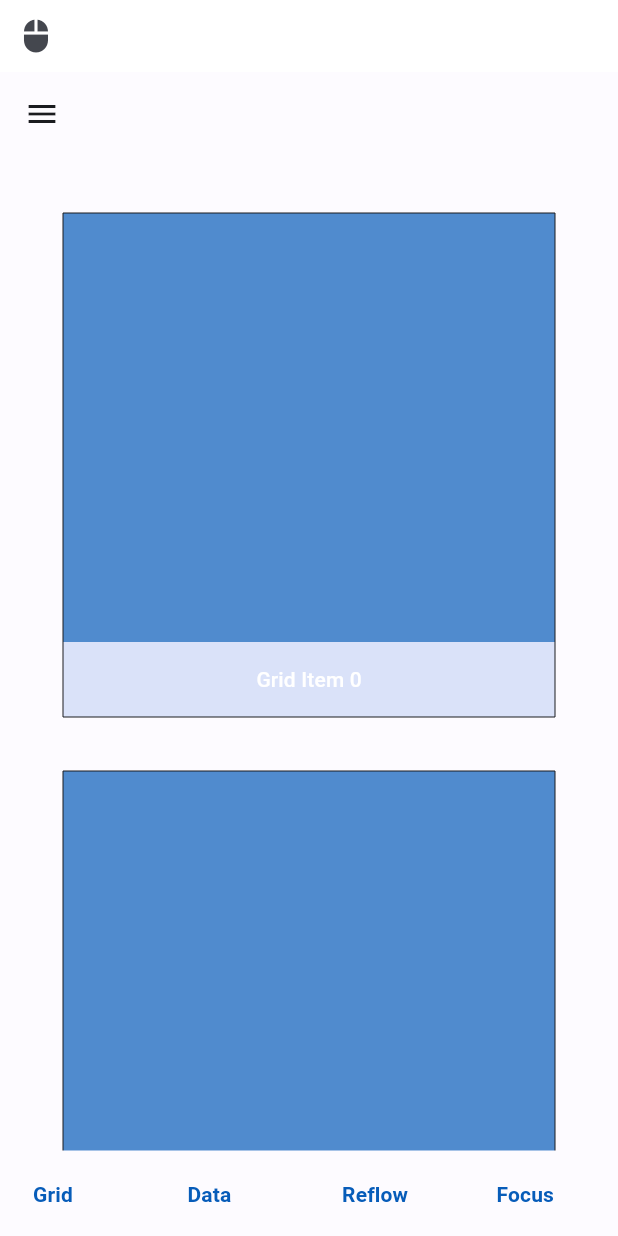
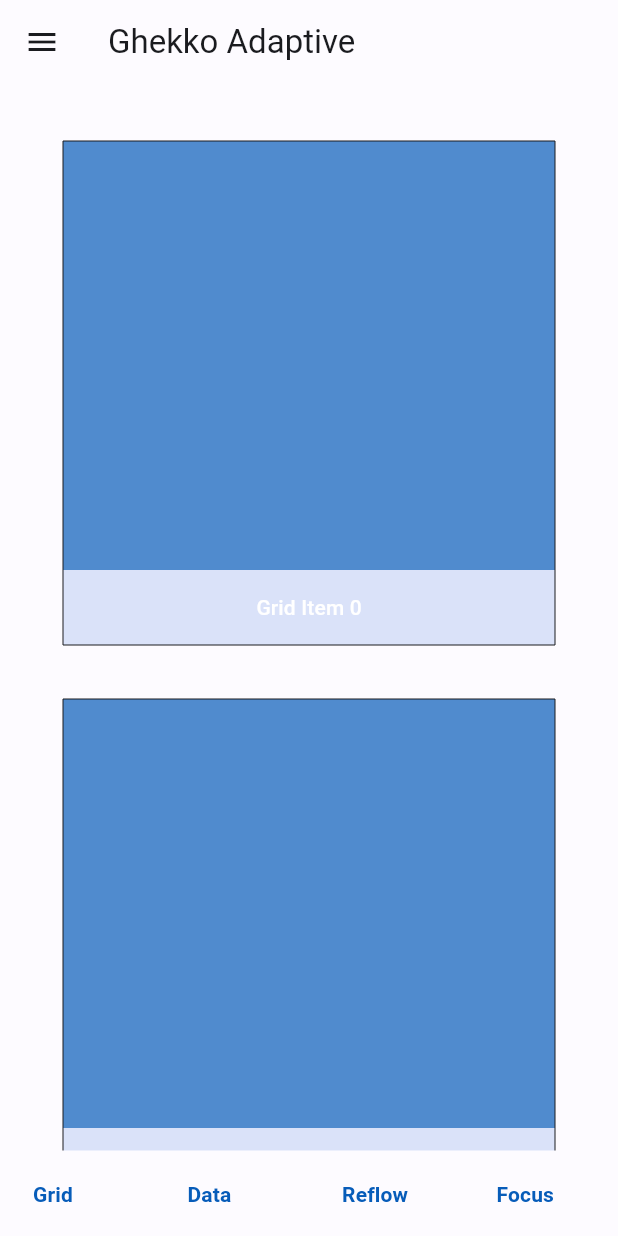
Before and after one commit to GhekkoNL/nl.ghekko.adaptive, a Flutter app: the screen it shows after launch, on a phone screen of 412 x 824 dp. Run offline on Flutter 3.47's test engine with Material 3 defaults, Android fonts, the phone set to English and light mode, and no system bars; our stand-ins replace universal_platform; missing offline and left inert: flextras.

Commit message:
Theme / Design Update

```diff
--- a/lib/app.dart
+++ b/lib/app.dart
@@ -7,6 +7,7 @@ import 'package:flutter/material.dart';
 import 'package:flutter/services.dart';
 import 'package:provider/provider.dart';
 import 'global/device_size.dart';
+import 'global/device_type.dart';
 import 'global/styling.dart';
 import 'global/targeted_actions.dart';
 import 'model/app_model.dart';
@@ -18,9 +19,7 @@ List<Widget> getMainMenuChildren(BuildContext context) {
   int index = context.select((AppModel m) => m.selectedIndex);
   return [
     SelectedPageButton(
-        onPressed: () => changePage(0),
-        label: "Grid",
-        isSelected: index == 0),
+        onPressed: () => changePage(0), label: "Grid", isSelected: index == 0),
     SelectedPageButton(
         onPressed: () => changePage(1),
         label: "Data Table",
@@ -30,15 +29,14 @@ List<Widget> getMainMenuChildren(BuildContext context) {
         label: "Reflow",
         isSelected: index == 2),
     SelectedPageButton(
-        onPressed: () => changePage(3),
-        label: "Focus",
-        isSelected: index == 3),
+        onPressed: () => changePage(3), label: "Focus", isSelected: index == 3),
   ];
 }
 
 // Uses a tab navigation + drawer,  or a side-menu that combines both
 class App extends StatefulWidget {
-  const App({super.key});
+  const App({super.key, required this.title});
+  final String title;
 
   @override
   State createState() => AppState();
@@ -50,6 +48,7 @@ class AppState extends State<App> {
   @override
   Widget build(BuildContext context) {
     bool useTabs = MediaQuery.of(context).size.width < FormFactor.tablet;
+    bool isMobile = DeviceType.isAndroid || DeviceType.isIOS;
     return TargetedActionScope(
       shortcuts: <LogicalKeySet, Intent>{
         LogicalKeySet(LogicalKeyboardKey.keyA, LogicalKeyboardKey.control):
@@ -69,11 +68,20 @@ class AppState extends State<App> {
                   child: Scaffold(
                     backgroundColor: Theme.of(context).scaffoldBackgroundColor,
                     key: _scaffoldKey,
-                    drawer: useTabs
-                        ? const SideMenu(showPageButtons: false)
-                        : null,
+                    drawer:
+                        useTabs ? const SideMenu(showPageButtons: false) : null,
                     appBar: useTabs
-                        ? AppBar(backgroundColor: Theme.of(context).scaffoldBackgroundColor)
+                        ? AppBar(
+                            backgroundColor:
+                                Theme.of(context).scaffoldBackgroundColor,
+                            title:
+                                LayoutBuilder(builder: (context, constraints) {
+                              if (isMobile) {
+                                return const Text('Ghekko Adaptive');
+                              } else {
+                                return const SizedBox();
+                              }
+                            }))
                         : null,
                     body: Stack(children: [
                       // Vertical layout with Tab controller and drawer
@@ -149,7 +157,9 @@ class SideMenu extends StatelessWidget {
           Align(
               alignment: Alignment.centerRight,
               child: Container(
-                  width: 1, height: double.infinity, color: Theme.of(context).scaffoldBackgroundColor)),
+                  width: 1,
+                  height: double.infinity,
+                  color: Theme.of(context).scaffoldBackgroundColor)),
         ],
       ),
     );
@@ -168,11 +178,12 @@ class TabMenu extends StatelessWidget {
     return Column(
       children: [
         // Top Divider
-        Container(width: double.infinity, height: 1, color: Theme.of(context).scaffoldBackgroundColor),
+        Container(
+            width: double.infinity,
+            height: 1,
+            color: Theme.of(context).scaffoldBackgroundColor),
         // Tab buttons
-        Row(
-            children: tabButtons
-        ),
+        Row(children: tabButtons),
       ],
     );
   }
--- a/lib/global/device_size.dart
+++ b/lib/global/device_size.dart
@@ -4,8 +4,8 @@ enum ScreenType { handset, tablet, desktop, watch }
 
 class FormFactor {
   static double desktop = 900;
-  static double tablet = 600;
-  static double handset = 300;
+  static double tablet = 750;
+  static double handset = 500;
 }
 
 ScreenType getFormFactor(BuildContext context) {
@@ -20,7 +20,7 @@ enum ScreenSize { small, normal, large, extraLarge }
 ScreenSize getSize(BuildContext context) {
   double deviceWidth = MediaQuery.of(context).size.shortestSide;
   if (deviceWidth > 900) return ScreenSize.extraLarge;
-  if (deviceWidth > 600) return ScreenSize.large;
-  if (deviceWidth > 300) return ScreenSize.normal;
+  if (deviceWidth > 750) return ScreenSize.large;
+  if (deviceWidth > 500) return ScreenSize.normal;
   return ScreenSize.small;
 }
--- a/lib/main.dart
+++ b/lib/main.dart
@@ -31,7 +31,7 @@ class AppScaffold extends StatelessWidget {
                 visualDensity: density,
                 useMaterial3: true,
                 colorScheme: darkColorScheme),
-            home: const App(),
+            home: const App(title: 'Ghekko Adaptive'),
           );
         },
       ),
--- a/lib/widgets/app_title_bar.dart
+++ b/lib/widgets/app_title_bar.dart
@@ -10,26 +10,37 @@ class AppTitleBar extends StatelessWidget {
   @override
   Widget build(BuildContext context) {
     bool isLinuxOrWindows = DeviceType.isWindows || DeviceType.isLinux;
+    bool isMobile = DeviceType.isAndroid || DeviceType.isIOS;
     bool enableTouch = context.select((AppModel m) => m.touchMode);
     bool useSmallHeader = MediaQuery.of(context).size.width < 600;
     bool hideTitle = MediaQuery.of(context).size.width < 400;
     TextStyle style = useSmallHeader ? TextStyles.h2 : TextStyles.h1;
     return Material(
-      child: Stack(
+      child: LayoutBuilder(builder: (context, constraints) {
+        /// Android & Web
+        if (isMobile) {
+          return const SizedBox();
+        } else {
+          return Stack(
             children: [
               // Sets background and height for title bar
-          Positioned.fill(child: Container(color: Theme.of(context).colorScheme.onPrimary)),
+              Positioned.fill(
+                  child: Container(
+                      color: Theme.of(context).colorScheme.onPrimary)),
 
               // App Logo or Title
               if (hideTitle == false)
                 Positioned.fill(
                   child: Center(
-                child: Text('Adaptive',
-                    style: style.copyWith(color: Colors.white)),
+                    child: Text('Ghekko Adaptive',
+                        style: style.copyWith(
+                            color: Theme.of(context).colorScheme.primary)),
                   ),
                 ),
 
-          const Positioned.fill(child: SizedBox(),),
+              const Positioned.fill(
+                child: SizedBox(),
+              ),
 
               // Enable Touch Mode Button
               Row(
@@ -56,7 +67,9 @@ class AppTitleBar extends StatelessWidget {
                 )
               ]
             ],
-      ),
+          );
+        }
+      }),
     );
   }
 }
--- a/lib/widgets/scroll_view_with_scrollbars.dart
+++ b/lib/widgets/scroll_view_with_scrollbars.dart
@@ -1,6 +1,4 @@
 import 'package:flutter/material.dart';
-import 'package:provider/provider.dart';
-import '../model/app_model.dart';
 
 class ScrollViewWithScrollbars extends StatefulWidget {
   const ScrollViewWithScrollbars({super.key, required this.child, this.axis = Axis.vertical});
@@ -17,7 +15,6 @@ class ScrollViewWithScrollbarsState extends State<ScrollViewWithScrollbars> {
   Widget build(BuildContext context) {
     return Scrollbar(
       controller: _scrollController,
-      thumbVisibility: context.select((AppModel m) => m.touchMode),
       child: SingleChildScrollView(
         scrollDirection: widget.axis,
         controller: _scrollController,
```
Lines whose indentation alone changed are shown as unchanged.
